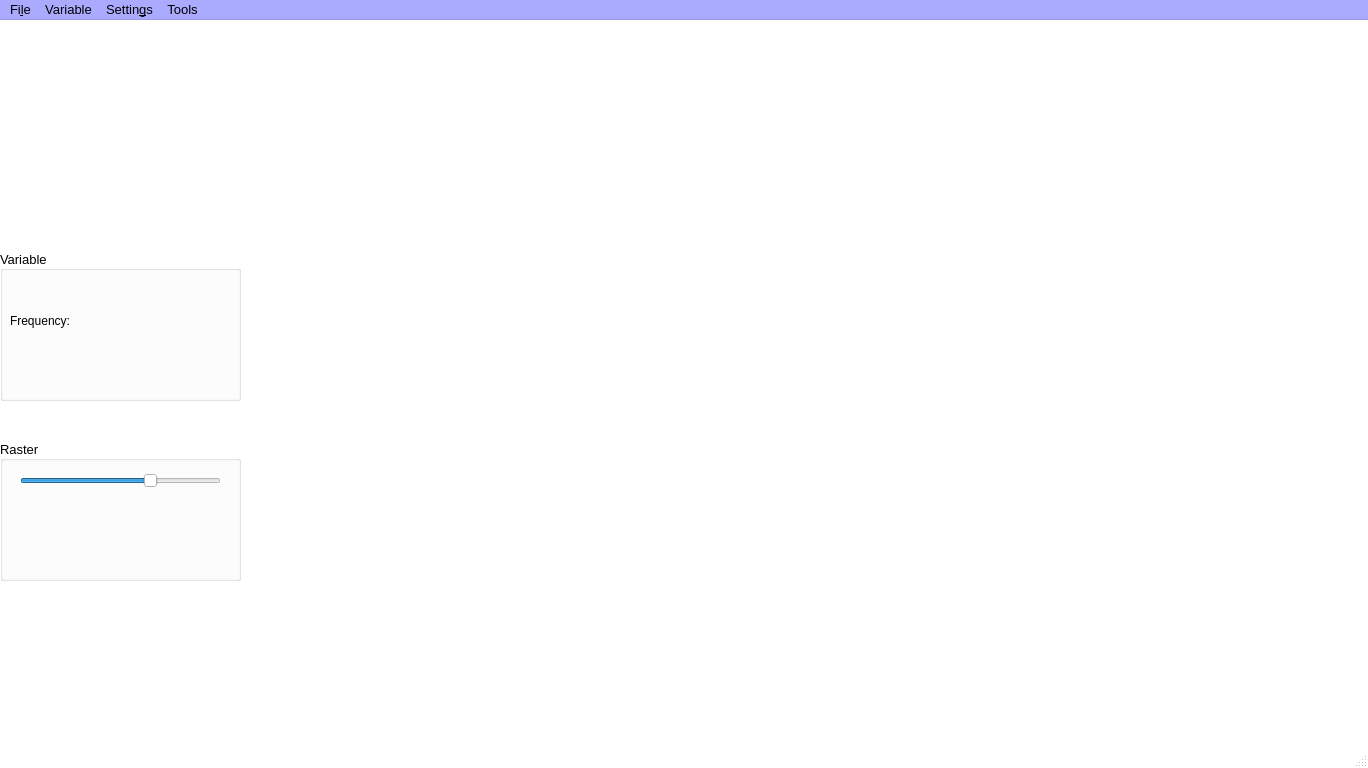
Before: the Qt Designer form PRAGA/mainwindow.ui in gaowudao/CRITERIA3D, drawn with Qt 5.
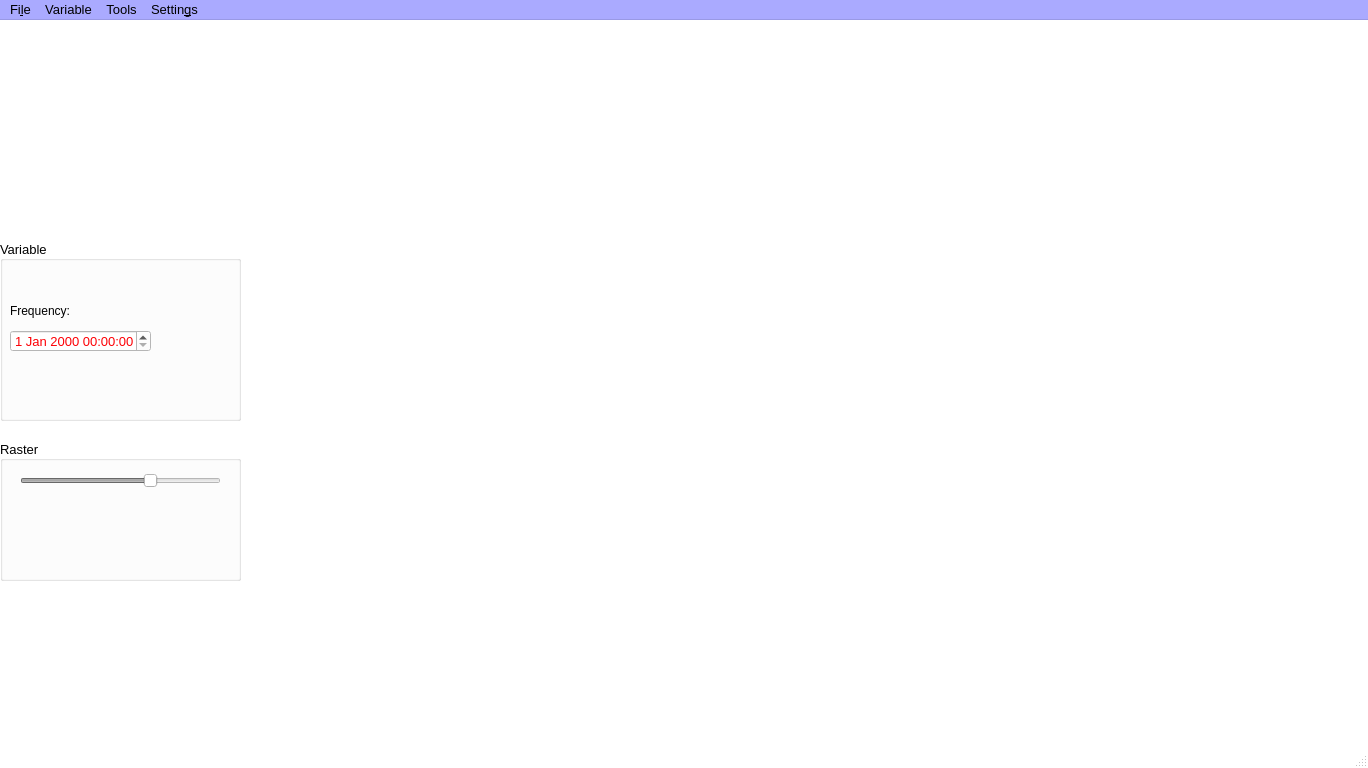
After: the same form once the commit is applied.

Commit message: date hour

```diff
--- a/PRAGA/mainwindow.ui
+++ b/PRAGA/mainwindow.ui
@@ -911,7 +911,10 @@
     <property name="alignment">
      <set>Qt::AlignLeading|Qt::AlignLeft|Qt::AlignVCenter</set>
     </property>
-    <widget class="QSlider" name="opacitySlider">
+    <widget class="QSlider" name="rasterOpacitySlider">
+     <property name="enabled">
+      <bool>false</bool>
+     </property>
      <property name="geometry">
       <rect>
        <x>20</x>
@@ -966,9 +969,9 @@
     <property name="geometry">
      <rect>
       <x>0</x>
-      <y>230</y>
+      <y>220</y>
       <width>241</width>
-      <height>151</height>
+      <height>181</height>
      </rect>
     </property>
     <property name="palette">
@@ -1404,7 +1407,7 @@
      <property name="geometry">
       <rect>
        <x>-1</x>
-       <y>90</y>
+       <y>120</y>
        <width>241</width>
        <height>50</height>
       </rect>
@@ -1444,6 +1447,16 @@
       <string>Frequency:</string>
      </property>
     </widget>
+    <widget class="QDateTimeEdit" name="dateTimeEdit">
+     <property name="geometry">
+      <rect>
+       <x>10</x>
+       <y>90</y>
+       <width>141</width>
+       <height>22</height>
+      </rect>
+     </property>
+    </widget>
    </widget>
   </widget>
   <widget class="QMenuBar" name="menuBar">
@@ -1452,7 +1465,7 @@
      <x>0</x>
      <y>0</y>
      <width>1368</width>
-     <height>26</height>
+     <height>21</height>
     </rect>
    </property>
    <property name="palette">
@@ -1939,8 +1952,8 @@
    </widget>
    <addaction name="menuFile"/>
    <addaction name="menuMap_server"/>
-   <addaction name="menuGIS_settings"/>
    <addaction name="menuTools"/>
+   <addaction name="menuGIS_settings"/>
   </widget>
   <widget class="QStatusBar" name="statusBar"/>
   <action name="actionLoadRaster">
```
Left out of the diff: 2 changed lines with no effect on the pictures. The commit also changes 7 other files.
